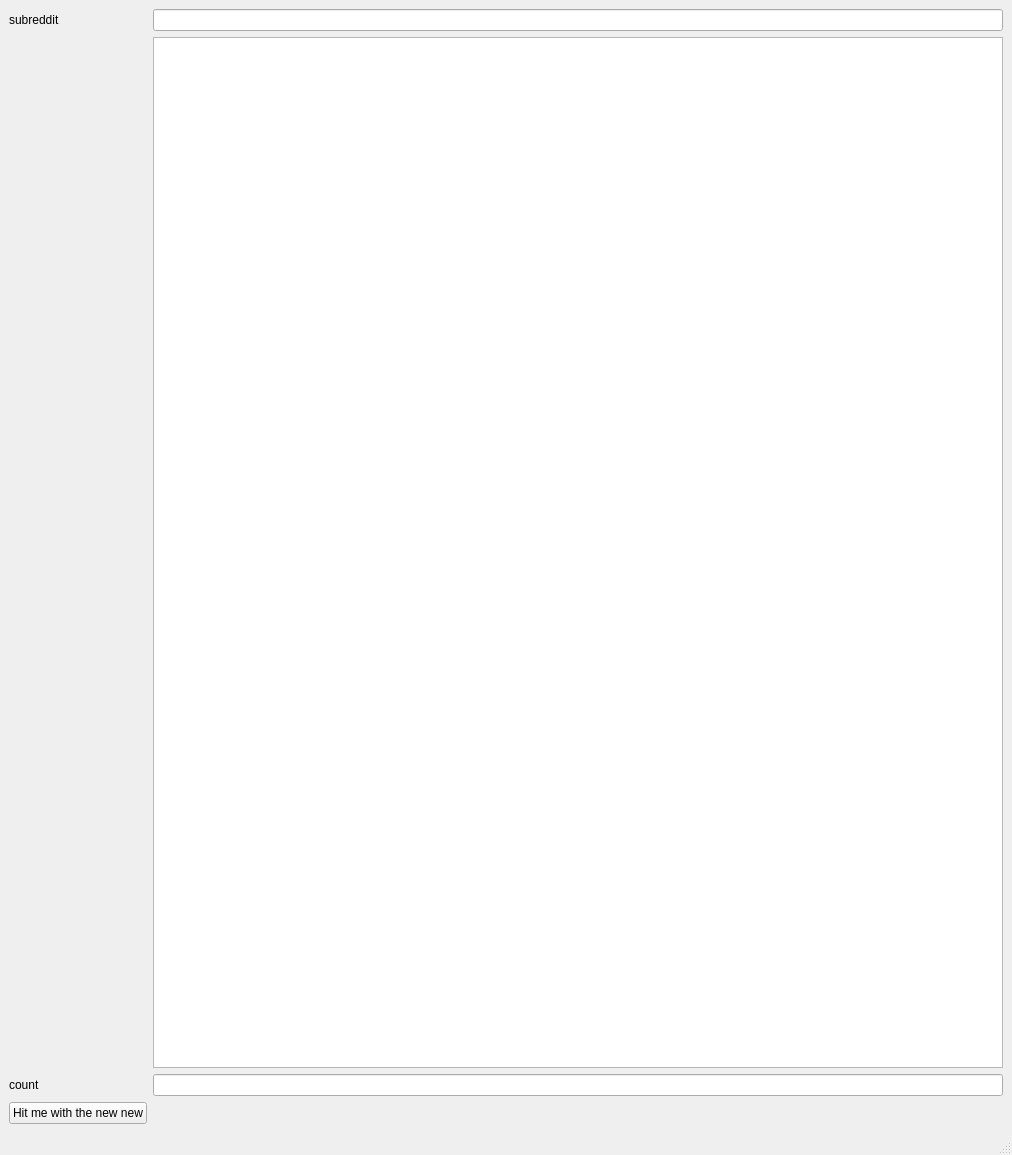
Above: libs/gui.ui from birdmw/reddit_mp3_scraper before the change. Below: the same form after it.
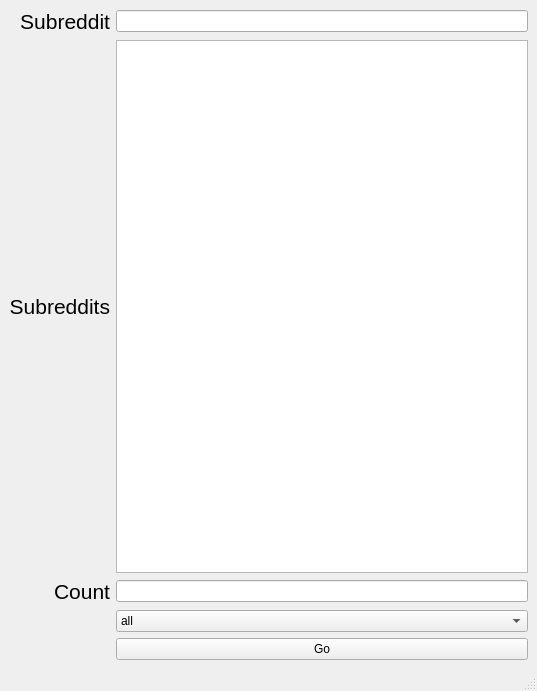
That is the form after the change.

Diff of the .ui file:
```diff
--- a/libs/gui.ui
+++ b/libs/gui.ui
@@ -6,8 +6,8 @@
    <rect>
     <x>0</x>
     <y>0</y>
-    <width>1012</width>
-    <height>1155</height>
+    <width>537</width>
+    <height>691</height>
    </rect>
   </property>
   <property name="windowTitle">
@@ -15,25 +15,47 @@
   </property>
   <widget class="QWidget" name="centralwidget">
    <layout class="QGridLayout" name="gridLayout">
-    <item row="1" column="3">
-     <widget class="QListView" name="listView"/>
+    <item row="4" column="3">
+     <widget class="QComboBox" name="comboBox">
+      <item>
+       <property name="text">
+        <string>all</string>
+       </property>
+      </item>
+      <item>
+       <property name="text">
+        <string>day</string>
+       </property>
+      </item>
+      <item>
+       <property name="text">
+        <string>week</string>
+       </property>
+      </item>
+      <item>
+       <property name="text">
+        <string>month</string>
+       </property>
+      </item>
+      <item>
+       <property name="text">
+        <string>year</string>
+       </property>
+      </item>
+     </widget>
+    </item>
+    <item row="1" column="2">
+     <widget class="QLabel" name="label_3">
+      <property name="text">
+       <string>&lt;html&gt;&lt;head/&gt;&lt;body&gt;&lt;p align=&quot;right&quot;&gt;&lt;span style=&quot; font-size:16pt;&quot;&gt;Subreddits&lt;/span&gt;&lt;/p&gt;&lt;/body&gt;&lt;/html&gt;</string>
+      </property>
+     </widget>
     </item>
     <item row="2" column="3">
      <widget class="QLineEdit" name="lineEdit_2"/>
     </item>
-    <item row="2" column="2">
-     <widget class="QLabel" name="label_2">
-      <property name="text">
-       <string>count</string>
-      </property>
-     </widget>
-    </item>
-    <item row="4" column="2">
-     <widget class="QPushButton" name="pushButton">
-      <property name="text">
-       <string>Hit me with the new new</string>
-      </property>
-     </widget>
+    <item row="1" column="3">
+     <widget class="QListView" name="listView"/>
     </item>
     <item row="0" column="3">
      <widget class="QLineEdit" name="lineEdit"/>
@@ -41,7 +63,21 @@
     <item row="0" column="2">
      <widget class="QLabel" name="label">
       <property name="text">
-       <string>subreddit</string>
+       <string>&lt;html&gt;&lt;head/&gt;&lt;body&gt;&lt;p align=&quot;right&quot;&gt;&lt;span style=&quot; font-size:16pt;&quot;&gt;Subreddit&lt;/span&gt;&lt;/p&gt;&lt;/body&gt;&lt;/html&gt;</string>
+      </property>
+     </widget>
+    </item>
+    <item row="2" column="2">
+     <widget class="QLabel" name="label_2">
+      <property name="text">
+       <string>&lt;html&gt;&lt;head/&gt;&lt;body&gt;&lt;p align=&quot;right&quot;&gt;&lt;span style=&quot; font-size:16pt;&quot;&gt;Count&lt;/span&gt;&lt;/p&gt;&lt;/body&gt;&lt;/html&gt;</string>
+      </property>
+     </widget>
+    </item>
+    <item row="5" column="3">
+     <widget class="QPushButton" name="pushButton">
+      <property name="text">
+       <string>Go</string>
       </property>
      </widget>
     </item>
```
Left out of the diff: 4 changed lines with no effect on the pictures.
